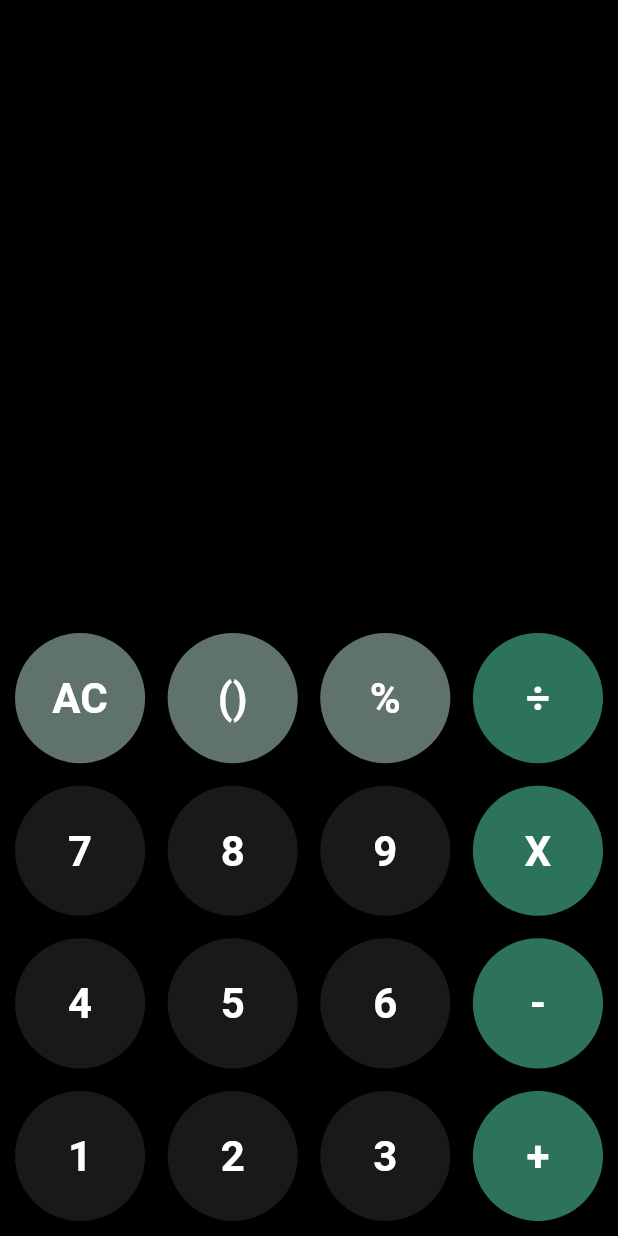
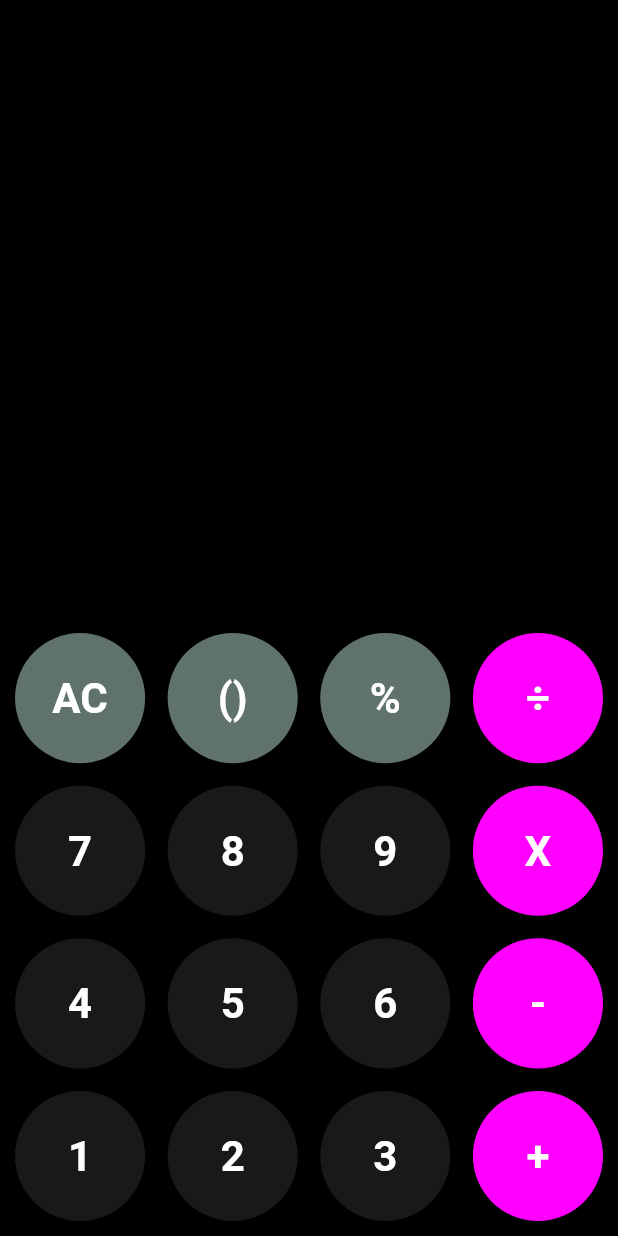
Before and after one commit to nandoalv1990/Clase-Apps-con-Geolocalizaci-n, a Flutter app: the screen it shows after launch, on a phone screen of 412 x 824 dp. Run offline on Flutter 3.47's test engine with Material 3 defaults, Android fonts, the light colour scheme and no system bars; our stand-ins replace math_expressions.

Commit message:
calculadora gei

```diff
--- a/proyectoflutter5/lib/Screens/calculatorscreen.dart
+++ b/proyectoflutter5/lib/Screens/calculatorscreen.dart
@@ -116,7 +116,7 @@ class _CalculatorScreenState extends State<CalculatorScreen> {
                     final text = buttons[index];
                     final isOperator = ["÷", "X", "-", "+", "="].contains(text);
                     final isSpecial = ["AC", "⌫", "%", "()"].contains(text);
-                    Color bgColor = isOperator? const Color(0xff2d7359) : (isSpecial? const Color(0xff5f726c): const Color.fromARGB(255, 25, 25, 25));
+                    Color bgColor = isOperator? const Color.fromARGB(255, 255, 0, 255) : (isSpecial? const Color(0xff5f726c): const Color.fromARGB(255, 25, 25, 25));
                     return ElevatedButton(
                       onPressed: () => _onButtonPressed(text),
                       style: ElevatedButton.styleFrom(
```
